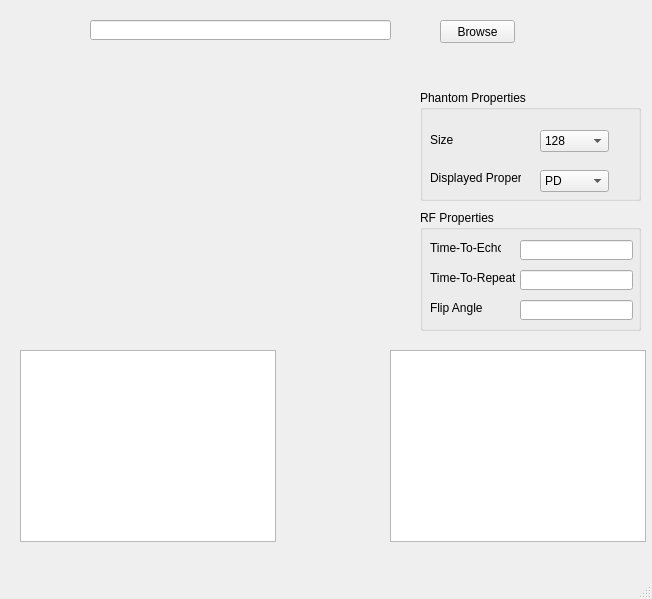
First picture: the form in phantomsGUI.ui, repository sbme-tutorials/task2-team-2, before the edit.
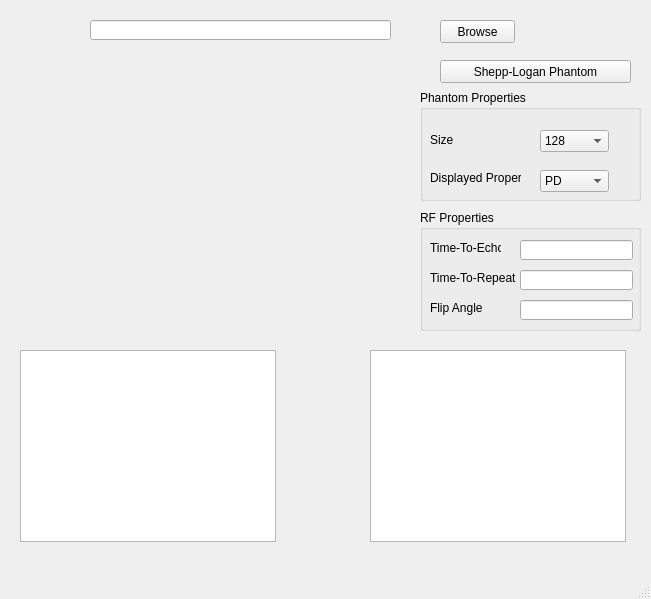
Second picture: the form after the edit. Custom widgets are drawn as their Qt base class.

Commit message: generate,load,save phantoms except shepp-logan

Patch:
```diff
--- a/phantomsGUI.ui
+++ b/phantomsGUI.ui
@@ -6,7 +6,7 @@
    <rect>
     <x>0</x>
     <y>0</y>
-    <width>652</width>
+    <width>651</width>
     <height>599</height>
    </rect>
   </property>
@@ -40,7 +40,7 @@
    <widget class="plotWidget" name="decay_grapgh">
     <property name="geometry">
      <rect>
-      <x>390</x>
+      <x>370</x>
       <y>350</y>
       <width>256</width>
       <height>192</height>
@@ -228,6 +228,19 @@
      </property>
     </widget>
    </widget>
+   <widget class="QPushButton" name="shepp_logan">
+    <property name="geometry">
+     <rect>
+      <x>440</x>
+      <y>60</y>
+      <width>191</width>
+      <height>23</height>
+     </rect>
+    </property>
+    <property name="text">
+     <string>Shepp-Logan Phantom</string>
+    </property>
+   </widget>
   </widget>
   <widget class="QMenuBar" name="menubar">
    <property name="geometry">
```
Left out of the diff: 14 changed lines with no effect on the pictures. The commit also changes 3 other files.
